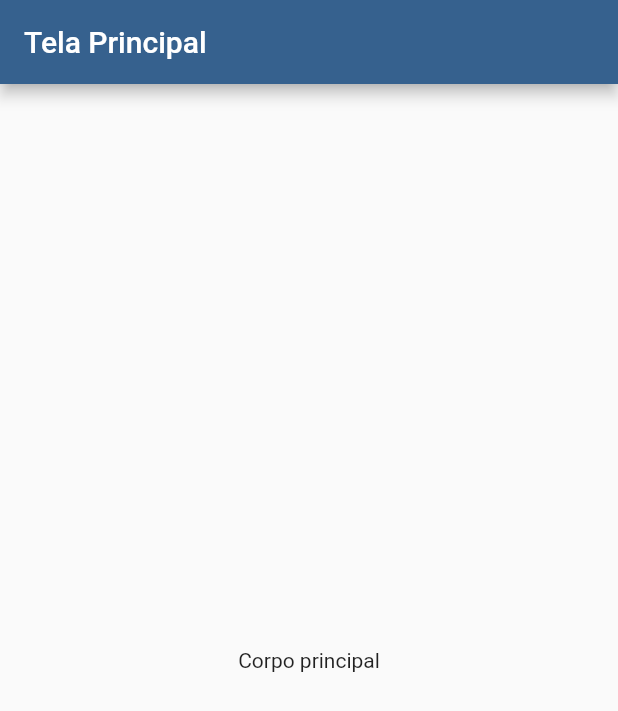
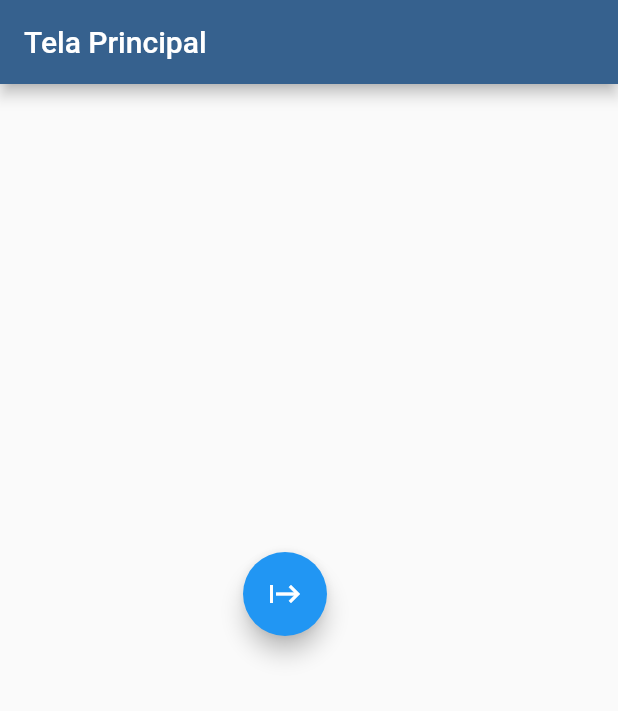
Before and after one commit to EduardoGomesSa/wordgame, a Flutter app: the screen it shows after launch, on a phone screen of 412 x 824 dp. Shown: the top 711 px of the screen. Run offline on Flutter 3.47's test engine with Material 3 defaults, Android fonts, the phone set to English and light mode, and no system bars.

Commit message:
feat: :sparkles: criação do botão de começar jogo

```diff
--- a/lib/src/screens/home/home_screen.dart
+++ b/lib/src/screens/home/home_screen.dart
@@ -9,8 +9,15 @@ class HomeScreen extends StatelessWidget {
       appBar: AppBar(
         title: const Text("Tela Principal"),
       ),
-      body: const Center(
-        child: Text("Corpo principal"),
+      body: const Column(
+        children: [],
+      ),
+      floatingActionButton: Center(
+        child: FloatingActionButton(
+          backgroundColor: Colors.blue,
+          onPressed: () {},
+          child: const Icon(Icons.start),
+        ),
       ),
     );
   }
```
